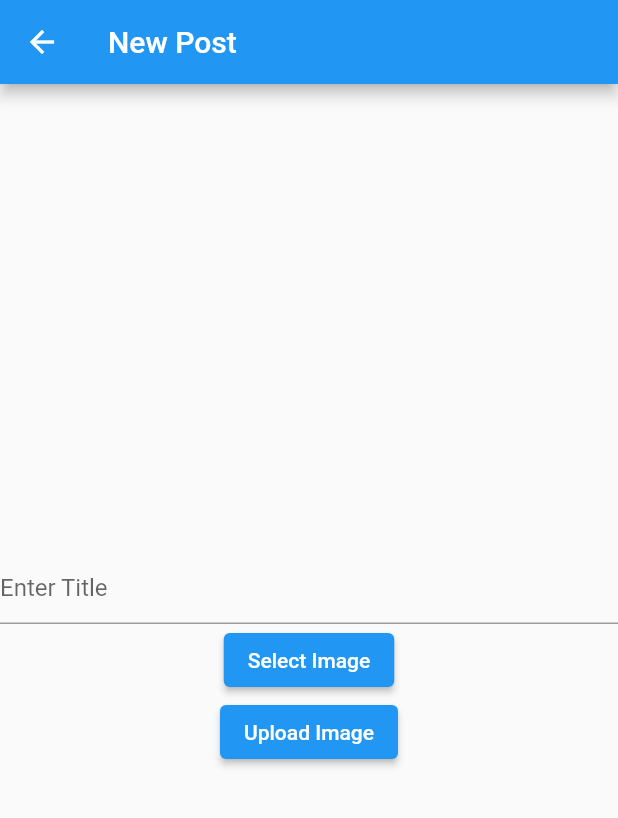
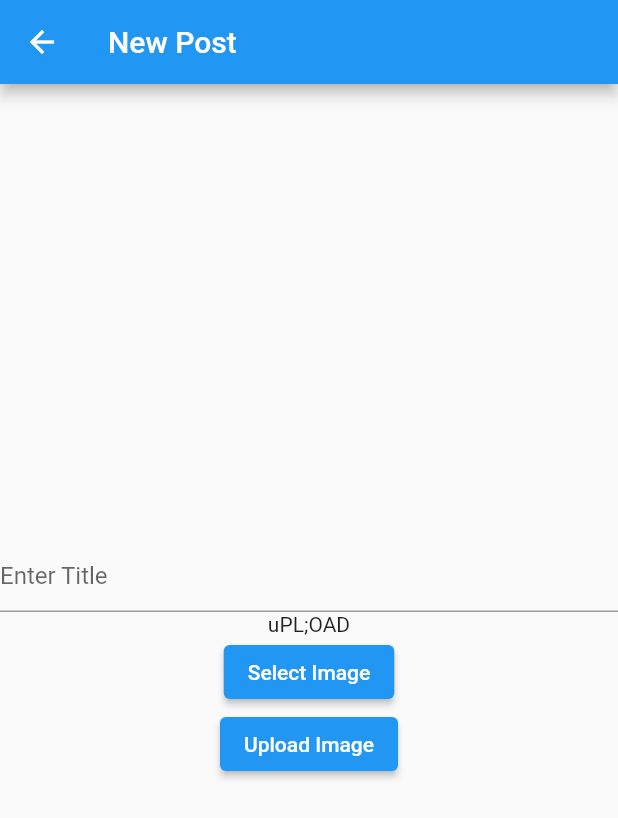
Before and after one commit to sharansukesh1003/Major-Project, a Flutter app: the AddPost screen opened by its route, after a tap on "Upload Image", on a phone screen of 412 x 824 dp. Shown: the top 818 px of the screen. Run offline on Flutter 3.47's test engine with Material 2 defaults, Android fonts, the phone set to English and light mode, and no system bars; our stand-ins replace image_picker, introduction_screen, shared_preferences; missing offline and left inert: cloudinary_sdk; accounts and stored records are empty.

Commit message:
Post fetcg feature added (incomplete)

```diff
--- /dev/null
+++ b/frontend/wasd_front_end/lib/core/dto/post_dto.dart
@@ -0,0 +1,19 @@
+// ignore_for_file: non_constant_identifier_names
+class PostDTO{
+  final String post_title;
+  final String post_images;
+  final String useremail;
+  const PostDTO({
+    required this.post_title,
+    required this.post_images,
+    required this.useremail
+  });
+
+  Map<String,dynamic> toJson(){
+    return {
+      "post_title" : post_title,
+      "post_images" : post_images,
+    };
+  }
+
+}
--- a/frontend/wasd_front_end/lib/views/add_posts/post_view.dart
+++ b/frontend/wasd_front_end/lib/views/add_posts/post_view.dart
@@ -1,7 +1,10 @@
-// ignore_for_file: use_key_in_widget_constructors, avoid_unnecessary_containers
+// ignore_for_file: use_key_in_widget_constructors, avoid_unnecessary_containers, avoid_print, non_constant_identifier_names
 import 'package:flutter/material.dart';
 import 'package:provider/provider.dart';
+import 'package:wasd_front_end/core/dto/post_dto.dart';
+import 'package:wasd_front_end/core/notifier/authentication_notifier.dart';
 import 'package:wasd_front_end/core/notifier/post_notifier.dart';
+import 'package:wasd_front_end/utils/snack_bar.dart';
 
 class AddPost extends StatefulWidget {
   @override
@@ -19,7 +22,7 @@ class _AddPostState extends State<AddPost> {
 
   @override
   Widget build(BuildContext context) {
-    final postNotifier = Provider.of<PostNotifier>(context,listen: false);
+    PostNotifier postNotifier(bool renderUri) => Provider.of<PostNotifier>(context,listen: renderUri);
     return Scaffold(
       appBar: AppBar(
         title: const Text("New Post"),
@@ -35,14 +38,52 @@ class _AddPostState extends State<AddPost> {
                   hintText: "Enter Title"
                 ),
               ),
-              ElevatedButton(
-                onPressed: (){},
-                child: const Text("Select Image")
+              postNotifier(true).selectedPostImage != null ? Container(
+                height: 100.0,
+                width: 100.0,
+                decoration: BoxDecoration(
+                  image: DecorationImage(
+                    image:FileImage(
+                      postNotifier(true).selectedPostImage!)
+                      )
+                ),
+              ) : const Text ("uPL;OAD"),
+                Row(
+                  mainAxisAlignment: MainAxisAlignment.spaceAround,
+                  children: <Widget> [
+                    ElevatedButton(
+                    onPressed: (){
+                    postNotifier(false).pickPostImage();
+                  },
+                    child: Text(postNotifier(true).selectedPostImage != null ? "Reselect Image" : "Select Image")
+                    ),
+                    if(postNotifier(true).selectedPostImage != null) ElevatedButton(
+                      onPressed: (){
+                        postNotifier(false).removeImages();
+                      }, child: const Text("Remove")
+                      )
+                  ],
                 ),
                 ElevatedButton(
-                onPressed: (){
-                  var postTitle = titleController.text;
-                  postNotifier.addPost(post_title: postTitle, context : context);
+                onPressed: () async {
+                  final authenticationNotifier = Provider.of<AuthenticationNotifier>(context, listen: false);
+                  var user_email = await authenticationNotifier.fetchUserEmail(context: context);
+                  var post_title = titleController.text;
+                  var post_image = postNotifier(false).uploadedImageUrl;
+                  await postNotifier(false).uploadUserImage(context: context);
+                  if(post_image != null) {
+                    await postNotifier(false).addPost(
+                      context : context,
+                      postDTO: PostDTO(
+                        post_images: post_image,
+                        post_title: post_title,
+                        useremail: user_email
+                      )
+                    ).whenComplete(() => SnackBarUtility.showSnackBar(message: "Posted" ,context: context));
+                  }
+                  else{
+                    SnackBarUtility.showSnackBar(message: "Please Select an Image" ,context: context);
+                  }
                 },
                 child: const Text("Upload Image")
                 )
```
Also changed, not shown: frontend/wasd_front_end/lib/core/api/post_api.dart (+26 -13 lines), frontend/wasd_front_end/lib/core/notifier/post_notifier.dart (+59 -9 lines), frontend/wasd_front_end/lib/views/home_view/homeview.dart (+6 -3 lines), frontend/wasd_front_end/flutter_03.png (added), frontend/wasd_front_end/lib/core/model/post_model.dart (added).
